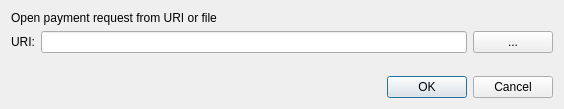
Old version of the form src/qt/forms/openuridialog.ui in the repository SparkBaseHub/SparkbaseToken.
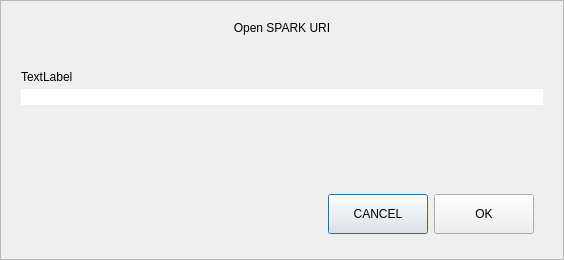
New version of the form. Custom widgets are drawn as their Qt base class.

Patch:
```diff
--- a/src/qt/forms/openuridialog.ui
+++ b/src/qt/forms/openuridialog.ui
@@ -7,42 +7,97 @@
     <x>0</x>
     <y>0</y>
     <width>564</width>
-    <height>109</height>
+    <height>260</height>
    </rect>
   </property>
   <property name="windowTitle">
    <string>Open URI</string>
   </property>
   <layout class="QVBoxLayout" name="verticalLayout">
+   <property name="spacing">
+    <number>0</number>
+   </property>
+   <property name="leftMargin">
+    <number>0</number>
+   </property>
+   <property name="topMargin">
+    <number>0</number>
+   </property>
+   <property name="rightMargin">
+    <number>0</number>
+   </property>
+   <property name="bottomMargin">
+    <number>0</number>
+   </property>
    <item>
-    <widget class="QLabel" name="label_2">
+    <widget class="QFrame" name="frame">
+     <property name="frameShape">
+      <enum>QFrame::StyledPanel</enum>
+     </property>
+     <property name="frameShadow">
+      <enum>QFrame::Raised</enum>
+     </property>
+     <layout class="QVBoxLayout" name="verticalLayout_2">
+      <property name="spacing">
+       <number>5</number>
+      </property>
+      <property name="leftMargin">
+       <number>20</number>
+      </property>
+      <property name="topMargin">
+       <number>20</number>
+      </property>
+      <property name="rightMargin">
+       <number>20</number>
+      </property>
+      <property name="bottomMargin">
+       <number>16</number>
+      </property>
+      <item>
+       <widget class="QLabel" name="labelTitle">
      <property name="text">
-      <string>Open payment request from URI or file</string>
+         <string>Open SPARK URI</string>
+        </property>
+        <property name="alignment">
+         <set>Qt::AlignCenter</set>
+        </property>
+       </widget>
+      </item>
+      <item>
+       <spacer name="verticalSpacer_2">
+        <property name="orientation">
+         <enum>Qt::Vertical</enum>
+        </property>
+        <property name="sizeType">
+         <enum>QSizePolicy::Fixed</enum>
+        </property>
+        <property name="sizeHint" stdset="0">
+         <size>
+          <width>20</width>
+          <height>30</height>
+         </size>
+        </property>
+       </spacer>
+      </item>
+      <item>
+       <widget class="QLabel" name="labelSubtitle">
+        <property name="text">
+         <string notr="true">TextLabel</string>
      </property>
     </widget>
    </item>
    <item>
     <layout class="QHBoxLayout" name="horizontalLayout">
-     <item>
-      <widget class="QLabel" name="label">
-       <property name="text">
-        <string>URI:</string>
-       </property>
-      </widget>
-     </item>
+        <property name="spacing">
+         <number>0</number>
+        </property>
      <item>
-      <widget class="QValidatedLineEdit" name="uriEdit"/>
-     </item>
-     <item>
-      <widget class="QPushButton" name="selectFileButton">
-       <property name="toolTip">
-        <string>Select payment request file</string>
-       </property>
-       <property name="text">
-        <string notr="true">...</string>
-       </property>
-       <property name="autoDefault">
-        <bool>false</bool>
+         <widget class="QValidatedLineEdit" name="uriEdit">
+          <property name="styleSheet">
+           <string notr="true">#uriEdit{
+	border-top-right-radius:0px;
+	border-bottom-right-radius:0px;
+}</string>
        </property>
       </widget>
      </item>
@@ -62,13 +117,57 @@
     </spacer>
    </item>
    <item>
-    <widget class="QDialogButtonBox" name="buttonBox">
+       <widget class="QWidget" name="widget" native="true">
+        <property name="minimumSize">
+         <size>
+          <width>0</width>
+          <height>50</height>
+         </size>
+        </property>
+        <layout class="QHBoxLayout" name="horizontalLayout_2">
+         <item>
+          <spacer name="horizontalSpacer">
      <property name="orientation">
       <enum>Qt::Horizontal</enum>
      </property>
-     <property name="standardButtons">
-      <set>QDialogButtonBox::Cancel|QDialogButtonBox::Ok</set>
-     </property>
+           <property name="sizeHint" stdset="0">
+            <size>
+             <width>289</width>
+             <height>20</height>
+            </size>
+           </property>
+          </spacer>
+         </item>
+         <item>
+          <widget class="QPushButton" name="pushButtonCancel">
+           <property name="minimumSize">
+            <size>
+             <width>100</width>
+             <height>40</height>
+            </size>
+           </property>
+           <property name="text">
+            <string>CANCEL</string>
+           </property>
+          </widget>
+         </item>
+         <item>
+          <widget class="QPushButton" name="pushButtonOK">
+           <property name="minimumSize">
+            <size>
+             <width>100</width>
+             <height>40</height>
+            </size>
+           </property>
+           <property name="text">
+            <string>OK</string>
+           </property>
+          </widget>
+         </item>
+        </layout>
+       </widget>
+      </item>
+     </layout>
     </widget>
    </item>
   </layout>
```
Left out of the diff: 35 changed lines with no effect on the pictures. Lines whose indentation alone changed are shown as unchanged.
